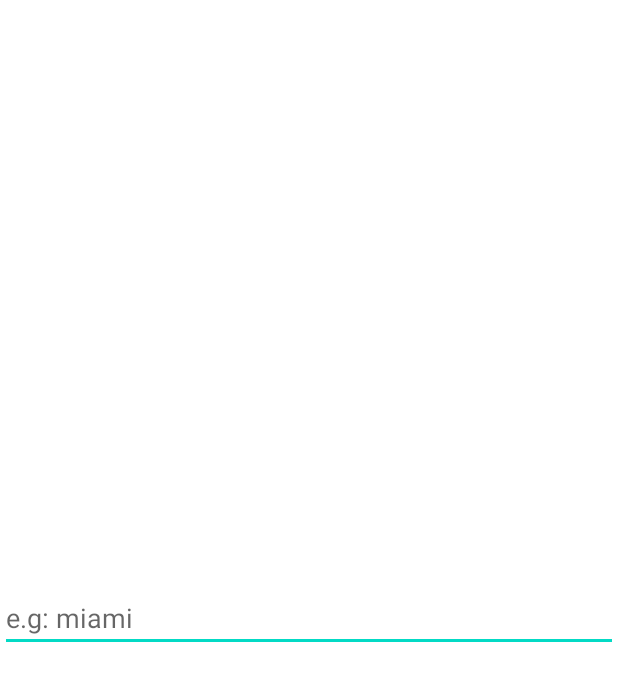
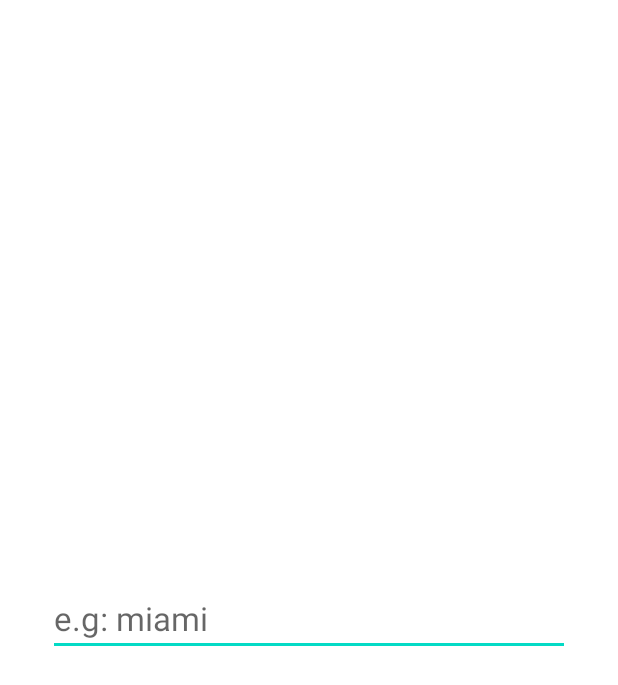
Before and after one commit to gcandrade10/Weather, an Android app: the screen it shows after launch (LauncherActivity), on a phone screen of 412 x 824 dp. Shown: the top 685 px of the screen. Run offline under Robolectric (Android 15) with nearby library versions, the phone set to English and light mode, and no system bars; libraries missing offline, so code that uses them is left out: com.github.appintro, com.localebro.okhttpprofiler.

Commit message:
Added UX fixed e.g. loader Fixed UI issues

```diff
--- a/app/src/main/java/com/example/weathersample/ForecastFragment.kt
+++ b/app/src/main/java/com/example/weathersample/ForecastFragment.kt
@@ -4,7 +4,7 @@ import android.os.Bundle
 import android.view.LayoutInflater
 import android.view.View
 import android.view.ViewGroup
-import android.widget.Toast
+import androidx.core.view.isVisible
 import androidx.fragment.app.Fragment
 import androidx.navigation.fragment.navArgs
 import androidx.recyclerview.widget.LinearLayoutManager
@@ -33,6 +33,7 @@ class ForecastFragment : Fragment() {
             val adapter = ForecastAdapter(it.list)
             binding.forecasts.layoutManager = LinearLayoutManager(activity)
             binding.forecasts.adapter = adapter
+            binding.loadingIndicator.isVisible = false
         })
         forecastViewModel.forecast(args.id)
 
--- a/app/src/main/java/com/example/weathersample/SearchFragment.kt
+++ b/app/src/main/java/com/example/weathersample/SearchFragment.kt
@@ -5,6 +5,7 @@ import android.view.LayoutInflater
 import android.view.View
 import android.view.ViewGroup
 import android.widget.ArrayAdapter
+import androidx.core.view.isVisible
 import androidx.core.widget.doAfterTextChanged
 import androidx.fragment.app.Fragment
 import androidx.navigation.fragment.NavHostFragment.findNavController
@@ -29,6 +30,7 @@ class SearchFragment : Fragment() {
     override fun onViewCreated(view: View, savedInstanceState: Bundle?) {
         super.onViewCreated(view, savedInstanceState)
         searchViewModel.mainLiveData.observe(viewLifecycleOwner, { results: List<Result> ->
+            binding.loadingIndicator.isVisible = false
             binding.searchBox.setOnItemClickListener { view, _, position, _ ->
                 val id = results[position].id
                 val action = SearchFragmentDirections.actionSearchFragmentToForecastFragment(id)
@@ -41,6 +43,7 @@ class SearchFragment : Fragment() {
         })
         binding.searchBox.doAfterTextChanged {
             searchViewModel.search(it.toString())
+            binding.loadingIndicator.isVisible = true
         }
     }
 }
--- a/app/src/main/java/com/example/weathersample/WeatherApp.kt
+++ b/app/src/main/java/com/example/weathersample/WeatherApp.kt
@@ -1,6 +1,8 @@
 package com.example.weathersample
 
+import android.annotation.SuppressLint
 import android.app.Application
+import android.content.Context
 import org.koin.android.ext.koin.androidContext
 import org.koin.android.ext.koin.androidLogger
 import org.koin.androidx.viewmodel.dsl.viewModel
@@ -8,8 +10,13 @@ import org.koin.core.context.startKoin
 import org.koin.dsl.module
 
 class WeatherApp : Application() {
+    companion object {
+        @SuppressLint("StaticFieldLeak")
+        lateinit var context: Context
+    }
     override fun onCreate() {
         super.onCreate()
+        context = this.applicationContext
         startKoin {
             androidLogger()
             androidContext(this@WeatherApp)
--- a/app/src/main/res/layout/fragment_search.xml
+++ b/app/src/main/res/layout/fragment_search.xml
@@ -1,17 +1,30 @@
 <?xml version="1.0" encoding="utf-8"?>
 <androidx.constraintlayout.widget.ConstraintLayout xmlns:android="http://schemas.android.com/apk/res/android"
+    xmlns:app="http://schemas.android.com/apk/res-auto"
     xmlns:tools="http://schemas.android.com/tools"
     android:layout_width="match_parent"
     android:layout_height="match_parent"
-    xmlns:app="http://schemas.android.com/apk/res-auto"
     tools:context=".SearchFragment">
 
+    <ProgressBar
+        android:id="@+id/loadingIndicator"
+        style="?android:attr/progressBarStyleHorizontal"
+        android:layout_width="0dp"
+        android:layout_height="wrap_content"
+        android:indeterminate="true"
+        android:visibility="gone"
+        app:layout_constraintEnd_toEndOf="parent"
+        app:layout_constraintStart_toStartOf="parent"
+        app:layout_constraintTop_toTopOf="parent" />
+
     <AutoCompleteTextView
-        android:hint="@string/search_hint"
         android:id="@+id/searchBox"
         android:layout_width="0dp"
         android:layout_height="wrap_content"
+        android:layout_margin="32dp"
         android:layout_marginBottom="0dp"
+        android:hint="@string/search_hint"
+        android:textAppearance="@style/TextAppearance.AppCompat.Large"
         app:layout_constraintBottom_toBottomOf="parent"
         app:layout_constraintEnd_toEndOf="parent"
         app:layout_constraintStart_toStartOf="parent"
--- a/app/src/main/res/values/strings.xml
+++ b/app/src/main/res/values/strings.xml
@@ -7,4 +7,6 @@
     <string name="intro_forecasts_title">Forecasts</string>
     <string name="intro_forecasts_description">You can see the forecast of the next 4 days</string>
     <string name="search_hint">e.g: miami</string>
+    <string name="item_temperature">%1$d °C</string>
+
 </resources>
```
Also changed, not shown: app/src/main/java/com/example/weathersample/ForecastAdapter.kt (+6 -3 lines), app/src/main/res/layout/forecast_item.xml (+10 -8 lines), app/src/main/res/layout/fragment_forecast.xml (+16 -4 lines).
